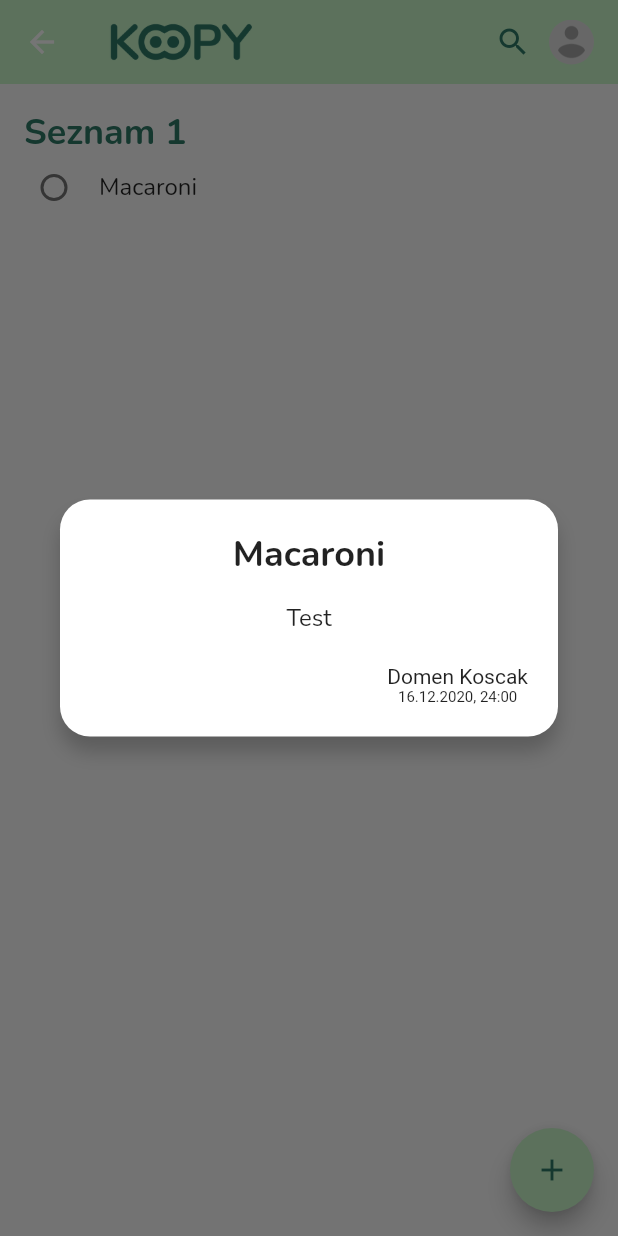
After one commit to koscakdomen/koopy, a Flutter app: the Homepage screen opened by its route, after a tap on "Macaroni", on a phone screen of 412 x 824 dp. The commit adds this screen. Run offline on Flutter 3.47's test engine with Material 2 defaults, Android fonts, the phone set to English and light mode, and no system bars; our stand-ins replace circular_check_box, flare_flutter, simple_animations, supercharged; missing offline and left inert: password_strength.

Commit message:
Homescreen changes

```diff
--- /dev/null
+++ b/lib/custom_widgets/customChip.dart
@@ -0,0 +1,26 @@
+import 'package:flutter/material.dart';
+
+class CustomChip extends StatelessWidget {
+  final String title;
+  const CustomChip({Key key, this.title}) : super(key: key);
+
+  @override
+  Widget build(BuildContext context) {
+    return Row(
+      children: [
+        Chip(
+          label: Text(
+            this.title,
+            style: TextStyle(color: Color(0xff91ee94)),
+          ),
+          shape: StadiumBorder(
+              side: BorderSide(color: Color(0xff91ee94), width: 2)),
+          backgroundColor: Colors.transparent,
+        ),
+        SizedBox(
+          width: 10,
+        )
+      ],
+    );
+  }
+}
--- /dev/null
+++ b/lib/custom_widgets/customListView.dart
@@ -0,0 +1,66 @@
+import 'package:Koopy/custom_widgets/dialog.dart';
+import 'package:Koopy/objects/item.dart';
+import 'package:Koopy/theme.dart';
+import 'package:flutter/material.dart';
+import 'package:circular_check_box/circular_check_box.dart';
+
+class CustomListView extends StatefulWidget {
+  final items;
+  CustomListView({Key key, @required this.items}) : super(key: key);
+
+  @override
+  _CustomListViewState createState() => _CustomListViewState();
+}
+
+class _CustomListViewState extends State<CustomListView> {
+  @override
+  Widget build(BuildContext context) {
+    return Column(
+      children: generateItems(),
+    );
+  }
+
+  List<Widget> generateItems() {
+    List<Widget> temp = new List();
+    for (Item item in widget.items) {
+      temp.add(Container(
+        child: Row(
+          mainAxisAlignment: MainAxisAlignment.start,
+          children: [
+            CircularCheckBox(
+              value: item.checked,
+              checkColor: theme.primaryColor,
+              materialTapTargetSize: MaterialTapTargetSize.shrinkWrap,
+              onChanged: (val) {
+                setState(() {
+                  item.checked = val;
+                });
+              },
+            ),
+            GestureDetector(
+              onTap: () {
+                showDialog(
+                  context: context,
+                  builder: (_) => new InfoDialog(
+                    item: item,
+                  ),
+                );
+              },
+              child: Padding(
+                padding: EdgeInsets.only(left: 10),
+                child: Text(
+                  item.name,
+                  style: TextStyle(
+                    fontSize: 16,
+                    fontFamily: 'Nunito',
+                  ),
+                ),
+              ),
+            ),
+          ],
+        ),
+      ));
+    }
+    return temp;
+  }
+}
--- /dev/null
+++ b/lib/custom_widgets/dialog.dart
@@ -0,0 +1,86 @@
+import 'package:Koopy/objects/item.dart';
+import 'package:flutter/material.dart';
+import 'package:intl/intl.dart';
+
+class InfoDialog extends StatefulWidget {
+  final Item item;
+  InfoDialog({Key key, this.item}) : super(key: key);
+
+  @override
+  _InfoDialogState createState() => _InfoDialogState();
+}
+
+class _InfoDialogState extends State<InfoDialog> {
+  @override
+  Widget build(BuildContext context) {
+    return Dialog(
+      shape: RoundedRectangleBorder(
+        borderRadius: BorderRadius.circular(20),
+      ),
+      elevation: 0,
+      backgroundColor: Colors.transparent,
+      child: contentBox(context),
+    );
+  }
+
+  contentBox(context) {
+    return Stack(
+      children: <Widget>[
+        Container(
+          padding: EdgeInsets.only(top: 20, left: 10, right: 10, bottom: 0),
+          decoration: BoxDecoration(
+            shape: BoxShape.rectangle,
+            color: Colors.white,
+            borderRadius: BorderRadius.circular(20),
+            boxShadow: [
+              BoxShadow(
+                  color: Colors.black.withOpacity(0.2),
+                  offset: Offset(0, 10),
+                  blurRadius: 10),
+            ],
+          ),
+          child: Column(
+            mainAxisSize: MainAxisSize.min,
+            children: <Widget>[
+              Text(
+                widget.item.name,
+                style: TextStyle(
+                    fontSize: 24,
+                    fontWeight: FontWeight.w600,
+                    fontFamily: 'Nunito'),
+              ),
+              SizedBox(
+                height: 15,
+              ),
+              Text(
+                widget.item.description,
+                style: TextStyle(fontSize: 16, fontFamily: 'Nunito'),
+                textAlign: TextAlign.center,
+              ),
+              SizedBox(
+                height: 20,
+              ),
+              Align(
+                alignment: Alignment.bottomRight,
+                child: Padding(
+                  padding: EdgeInsets.only(right: 10, bottom: 20),
+                  child: Column(
+                    mainAxisSize: MainAxisSize.min,
+                    children: [
+                      Text("Domen Koscak"),
+                      Text(
+                        DateFormat("dd.MM.yyyy, kk:mm")
+                            .format(widget.item.dateAdded),
+                        style: TextStyle(fontSize: 10),
+                      ),
+                    ],
+                  ),
+                ),
+              ),
+            ],
+          ),
+        )
+      ],
+    );
+  }
+}
--- /dev/null
+++ b/lib/custom_widgets/recipe.dart
@@ -0,0 +1,18 @@
+import 'package:flutter/material.dart';
+
+class Recipe extends StatelessWidget {
+  final double h, w;
+  final NetworkImage image;
+  final String title;
+  const Recipe({Key key, this.h, this.w, this.image, this.title})
+      : super(key: key);
+
+  @override
+  Widget build(BuildContext context) {
+    return Container(
+      height: this.h,
+      width: this.w,
+      color: Colors.grey,
+    );
+  }
+}
--- /dev/null
+++ b/lib/custom_widgets/shoppingList.dart
@@ -0,0 +1,41 @@
+import 'package:Koopy/custom_widgets/customListView.dart';
+import 'package:Koopy/objects/item.dart';
+import 'package:flare_flutter/flare_actor.dart';
+import 'package:Koopy/theme.dart';
+import 'package:flutter/material.dart';
+
+class ShoppingList extends StatefulWidget {
+  ShoppingList({Key key}) : super(key: key);
+
+  @override
+  _ShoppingListState createState() => _ShoppingListState();
+}
+
+class _ShoppingListState extends State<ShoppingList> {
+  var widgets = {"asd", "dsa", "sda"};
+  String animation = "Idle";
+  @override
+  Widget build(BuildContext context) {
+    return Container(
+      child: ListView(
+        children: [
+          SizedBox(
+            height: 16,
+          ),
+          Text(
+            "Seznam 1",
+            style: TextStyle(
+              fontSize: 24,
+              fontWeight: FontWeight.w700,
+              color: theme.primaryColor,
+              fontFamily: 'Nunito',
+            ),
+          ),
+          CustomListView(items: [
+            Item("Macaroni", "Test", 3, DateTime.utc(2020, 12, 16), null, 1, null),
+          ])
+        ],
+      ),
+    );
+  }
+}
--- /dev/null
+++ b/lib/homepage/homepage.dart
@@ -0,0 +1,82 @@
+import 'package:Koopy/animations/fadePageRoute.dart';
+import 'package:Koopy/custom_widgets/shoppingList.dart';
+import 'package:Koopy/settings/profile.dart';
+import 'package:Koopy/theme.dart';
+import 'package:flutter/material.dart';
+import 'package:flutter/services.dart';
+
+class Homepage extends StatefulWidget {
+  Homepage({Key key}) : super(key: key);
+
+  @override
+  _HomepageState createState() => _HomepageState();
+}
+
+class _HomepageState extends State<Homepage> {
+  @override
+  Widget build(BuildContext context) {
+    SystemChrome.setSystemUIOverlayStyle(
+      SystemUiOverlayStyle(statusBarColor: theme.accentColor),
+    );
+
+    Size size = MediaQuery.of(context).size;
+
+    return Scaffold(
+      floatingActionButton: FloatingActionButton(
+        onPressed: () {},
+        child: Icon(Icons.add, color: theme.primaryColor,),
+      ),
+      appBar: AppBar(
+        brightness: Brightness.light,
+        centerTitle: false,
+        backgroundColor: theme.accentColor,
+        elevation: 0,
+        title: Image(
+          image: AssetImage('assets/images/logo.png'),
+          height: 30,
+        ),
+        actions: [
+          IconButton(
+            icon: Icon(
+              Icons.search,
+              color: theme.primaryColor,
+            ),
+            onPressed: () {},
+          ),
+          GestureDetector(
+            onTap: () => Navigator.of(context).push(FadePageRoute(Profile())),
+            child: Hero(
+              tag: 'profile',
+              child: Container(
+                height: 30,
+                width: 30,
+                decoration: BoxDecoration(
+                  shape: BoxShape.circle,
+                  image: DecorationImage(
+                    image: AssetImage("assets/images/placeholder.png"),
+                  ),
+                ),
+              ),
+            ),
+          ),
+          SizedBox(
+            width: 16,
+          )
+        ],
+      ),
+      body: Container(
+        height: size.height,
+        width: size.width - 32,
+        margin: EdgeInsets.only(left: 16),
+        child: Column(
+          children: [
+            Container(
+              height: (size.height - 84),
+              child: ShoppingList(),
+            ),
+          ],
+        ),
+      ),
+    );
+  }
+}
--- a/lib/main.dart
+++ b/lib/main.dart
@@ -1,6 +1,7 @@
 import 'package:Koopy/authentication/signup.dart';
 import 'package:Koopy/authentication/login.dart';
 import 'package:Koopy/authentication/password.dart';
+import 'package:Koopy/homepage/homepage.dart';
 import 'package:Koopy/splashscreen/splashscreen.dart';
 import 'package:Koopy/theme.dart';
 import 'package:flutter/material.dart';
@@ -13,6 +14,7 @@ void main(List<String> args) {
       '/signup': (context) => SignUp(),
       '/signup_password': (context) => Password(),
       '/login': (context) => Login(),
+      '/homepage': (context) => Homepage(),
     },
     debugShowCheckedModeBanner: false,
     theme: theme,
--- /dev/null
+++ b/lib/objects/item.dart
@@ -0,0 +1,18 @@
+class Item {
+  String name, description;
+  int quantity, userBoughtID, userAddedID;
+  DateTime dateAdded, dateBought;
+  bool checked;
+
+  Item(name, description, quantity, dateAdded, dateBought, userAddedID,
+      userBoughtID) {
+    this.name = name;
+    this.description = description;
+    this.quantity = quantity;
+    this.dateAdded = dateAdded;
+    this.dateBought = dateBought;
+    this.userAddedID = userAddedID;
+    this.userBoughtID = userBoughtID;
+    this.checked = false;
+  }
+}
--- /dev/null
+++ b/lib/settings/profile.dart
@@ -0,0 +1,29 @@
+import 'package:flutter/material.dart';
+
+class Profile extends StatelessWidget {
+  const Profile({Key key}) : super(key: key);
+
+  @override
+  Widget build(BuildContext context) {
+    return Scaffold(
+      body: Center(
+        child: GestureDetector(
+          onTap: () => Navigator.of(context).pop(),
+          child: Hero(
+            tag: 'profile',
+            child: Container(
+              height: 70,
+              width: 70,
+              decoration: BoxDecoration(
+                shape: BoxShape.circle,
+                image: DecorationImage(
+                  image: AssetImage("assets/images/placeholder.png"),
+                ),
+              ),
+            ),
+          ),
+        ),
+      ),
+    );
+  }
+}
--- a/lib/theme.dart
+++ b/lib/theme.dart
@@ -4,4 +4,5 @@ ThemeData theme = new ThemeData(
   primaryColor: Color(0xFF2E7967),
   buttonColor: Color(0xFF2E7967),
   errorColor: Colors.red,
+  accentColor: Color(0xffc8f6c9),
 );
```
Also changed, not shown: assets/images/placeholder.png (added), 1 other file.
